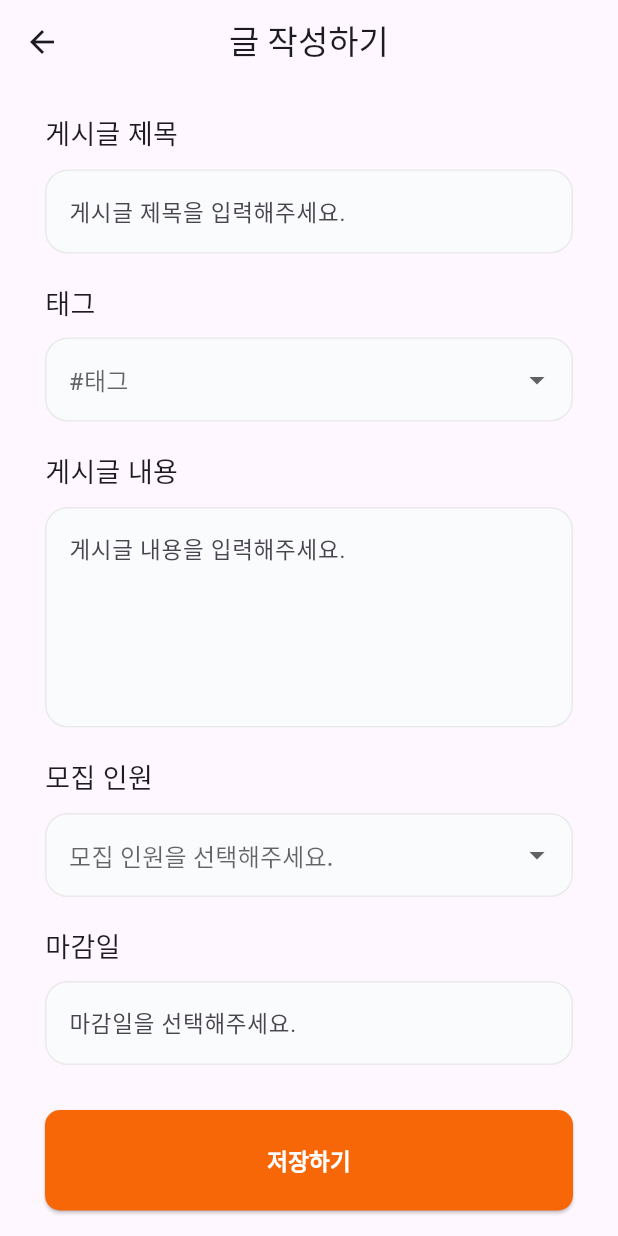
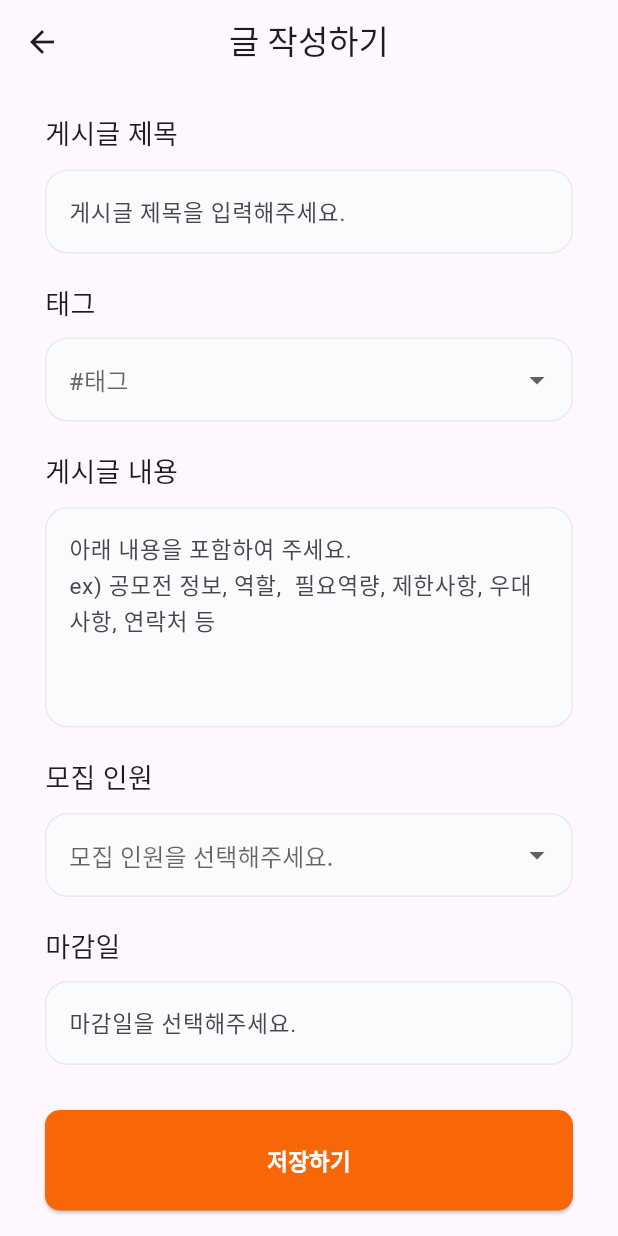
Before and after one commit to DreamOrReality/Dream-Or-Reality-Flutter, a Flutter app: the WriteMyPostScreen screen opened by its route, on a phone screen of 412 x 824 dp. Run offline on Flutter 3.47's test engine with Material 3 defaults, Android fonts, the phone set to English and light mode, and no system bars; our stand-ins replace shared_preferences, table_calendar; accounts and stored records are empty.

Commit message:
feat. hint text 변경

```diff
--- a/lib/screens/study/write_mypost_screen.dart
+++ b/lib/screens/study/write_mypost_screen.dart
@@ -204,7 +204,8 @@ class _WriteMyPostScreenState extends State<WriteMyPostScreen> {
           maxLines: 5,
           style: const TextStyle(fontSize: 15),
           decoration: InputDecoration(
-            hintText: '게시글 내용을 입력해주세요.',
+            hintText:
+                '아래 내용을 포함하여 주세요.\nex) 공모전 정보, 역할,  필요역량, 제한사항, 우대사항, 연락처 등',
             hintStyle: const TextStyle(fontSize: 15),
             border: OutlineInputBorder(
               borderRadius: BorderRadius.circular(15),
```
